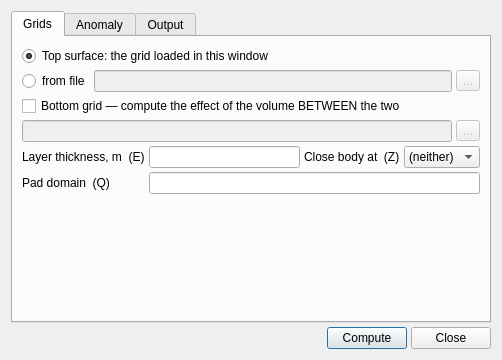
Above: deps/ui/grdgravmag3d_dialog.ui from GenericMappingTools/InteractiveGMT before the change. Below: the same form after it.
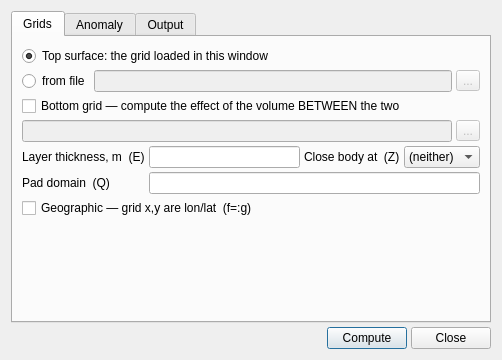
That is the form after the change.

Commit message: ui: move the Geographic checkbox to the first tab in both gravmag3d dialogs

The edit to the form file:
```diff
--- a/deps/ui/grdgravmag3d_dialog.ui
+++ b/deps/ui/grdgravmag3d_dialog.ui
@@ -173,6 +173,20 @@
         </layout>
        </item>
 
+       <!-- Geographic lives on the FIRST tab, in plain sight: it decides whether the input x,y are
+            lon/lat or metres, so it changes the whole computation AND the result's axes. Buried on
+            the third tab it was easy to miss and easy to get wrong. -->
+       <item>
+        <widget class="QCheckBox" name="chk_geog">
+         <property name="text">
+          <string>Geographic — grid x,y are lon/lat  (f=:g)</string>
+         </property>
+         <property name="toolTip">
+          <string>Convert lon/lat to meters with a Flat Earth approximation. Leave unchecked when the grid coordinates are already metres.</string>
+         </property>
+        </widget>
+       </item>
+
        <item>
         <spacer name="verticalSpacer_grids">
          <property name="orientation">
@@ -531,16 +545,6 @@
            </property>
           </widget>
          </item>
-         <item row="0" column="3" colspan="2">
-          <widget class="QCheckBox" name="chk_geog">
-           <property name="text">
-            <string>Geographic (f=:g)</string>
-           </property>
-           <property name="toolTip">
-            <string>Convert lon/lat to meters with a Flat Earth approximation</string>
-           </property>
-          </widget>
-         </item>
         </layout>
        </item>
 
```
The commit also changes 1 other file.
